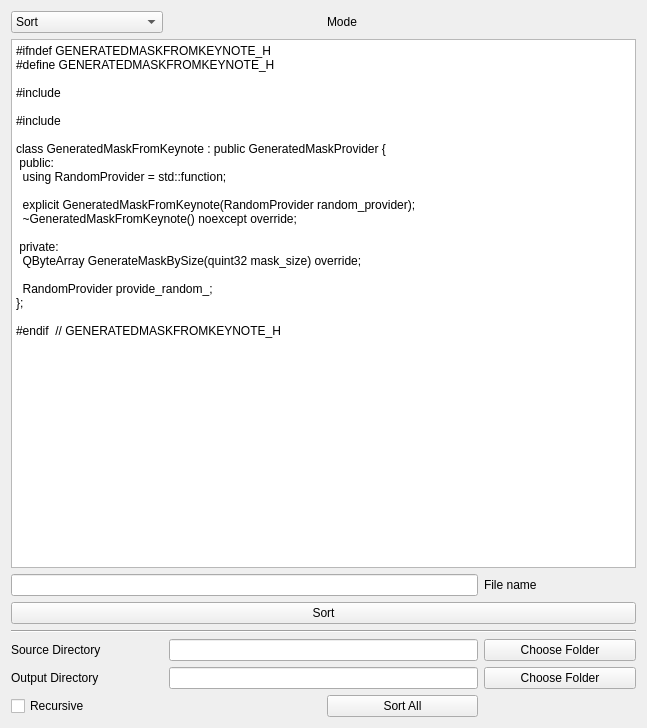
First picture: the form in mainwindow.ui, repository VoreWind/ClassMethodSorter, before the edit.
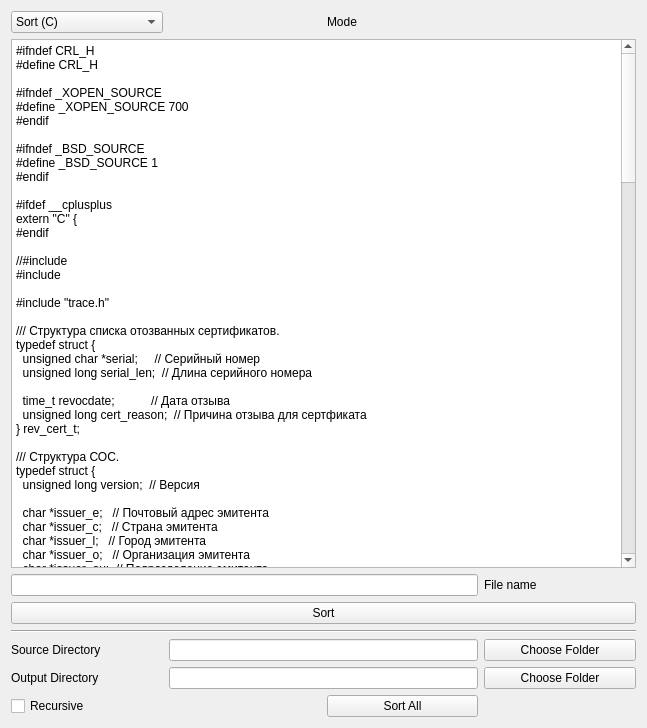
Second picture: the form after the edit.

The edit to the form file:
```diff
--- a/mainwindow.ui
+++ b/mainwindow.ui
@@ -18,7 +18,7 @@
     <item row="0" column="0">
      <widget class="QComboBox" name="mode_combo">
       <property name="currentIndex">
-       <number>0</number>
+       <number>2</number>
       </property>
       <item>
        <property name="text">
@@ -96,27 +96,149 @@
     <item row="1" column="0" colspan="4">
      <widget class="QPlainTextEdit" name="segment_text_edit">
       <property name="plainText">
-       <string>#ifndef GENERATEDMASKFROMKEYNOTE_H
-#define GENERATEDMASKFROMKEYNOTE_H
+       <string>#ifndef CRL_H
+#define CRL_H
 
-#include &lt;generatedmaskprovider.h&gt;
+#ifndef _XOPEN_SOURCE
+#define _XOPEN_SOURCE 700
+#endif
 
-#include &lt;functional&gt;
+#ifndef _BSD_SOURCE
+#define _BSD_SOURCE 1
+#endif
 
-class GeneratedMaskFromKeynote : public GeneratedMaskProvider {
- public:
-  using RandomProvider = std::function&lt;void(int, QByteArray&amp;)&gt;;
+#ifdef __cplusplus
+extern &quot;C&quot; {
+#endif
 
-  explicit GeneratedMaskFromKeynote(RandomProvider random_provider);
-  ~GeneratedMaskFromKeynote() noexcept override;
+//#include &lt;def.h&gt;
+#include &lt;time.h&gt;
 
- private:
-  QByteArray GenerateMaskBySize(quint32 mask_size) override;
+#include &quot;trace.h&quot;
 
-  RandomProvider provide_random_;
-};
+/// Структура списка отозванных сертификатов.
+typedef struct {
+  unsigned char *serial;     // Серийный номер
+  unsigned long serial_len;  // Длина серийного номера
 
-#endif  // GENERATEDMASKFROMKEYNOTE_H
+  time_t revocdate;           // Дата отзыва
+  unsigned long cert_reason;  // Причина отзыва для сертфиката
+} rev_cert_t;
+
+/// Структура СОС.
+typedef struct {
+  unsigned long version;  // Версия
+
+  char *issuer_e;   // Почтовый адрес эмитента
+  char *issuer_c;   // Страна эмитента
+  char *issuer_l;   // Город эмитента
+  char *issuer_o;   // Организация эмитента
+  char *issuer_ou;  // Подразделение эмитента
+  char *issuer_cn;  // Полное имя эмитента
+
+  time_t thisupdate;  // Дата выпуска
+  time_t nextupdate;  // Дата следующего выпуска
+
+  rev_cert_t *rev_certs;  // Список отозванных сертификатов
+  unsigned long rev_count;  // Количество сертификатов в списке
+
+  unsigned long long crlNumber;      // Порядковый номер crl
+  unsigned long long crlBaseNumber;  // Базовый номер crl
+
+  size_t reasons;
+
+  cert_ext_t *crl_exts;  // Расширения сертификата
+  unsigned long ext_count;  // Количество расширений сертификата
+
+  unsigned char *sign;     // Подпись
+  unsigned long sign_len;  // Длина подписи
+
+  char *sign_alg_id;  // Алгоритм подписи
+
+} crl_t;
+
+/// \param   *crl_exts структура расширений СОС.
+/// \brief   Очищает структуру списка отозванных сертификатов.
+void free_crl_ext(cert_ext_t *crl_exts);
+
+/// \param   *rev_cert структура списка отозванных сертификатов.
+/// \brief   Очищает структуру списка отозванных сертификатов.
+void free_rev_cert(rev_cert_t *rev_cert);
+
+/// \param   *crl структура списка отозванных сертификатов.
+/// \brief   Очищает структуру списка отозванных сертификатов.
+void free_crl(crl_t *crl);
+
+/// \param   *digital_crl двоичный СОС.
+/// \param   digital_crl_size длина СОС.
+/// \param   *crl структура разобранного СОС.
+/// \return  0 в случае успеха, иначе код ошибки.
+/// \brief   Раскодрует СОС и заполняет структуру СОС.
+int parse_crl(const unsigned char *digital_crl,
+              size_t digital_crl_size,
+              crl_t *crl);
+
+/// \param   *digital_crl двоичный СОС.
+/// \param   digital_crl_size длина СОС.
+/// \param   **signature подпись.
+/// \param   *signature_size длина подписи.
+/// \param   **crl_verify_blob двоичная часть проверяемого СОС.
+/// \param   *crl_verify_blob_size длина части проверяемого СОС.
+/// \return  0 в случае успеха, иначе код ошибки.
+/// \brief   Получает проверяемую часть и подпис СОС.
+int get_tbs_crl(const unsigned char *digial_crl,
+                size_t digital_crl_size,
+                unsigned char **signature,
+                size_t *signature_size,
+                unsigned char **crl_verify_blob,
+                size_t *crl_verify_blob_size);
+
+/// \param   *digital_cert двоичная часть сертификата.
+/// \param   digital_cert_size длина двоичной части сертификата.
+/// \param   *crl структура СОС.
+/// \param   **tbs_crl_blob двоичная часть СОС.
+/// \param   *tbs_crl_blob_size длина двоичной части СОС.
+/// \return  0 в случае успеха, иначе код ошибки.
+/// \brief   Cоздает подписываемую часть СОС.
+int create_tbs_crl(const unsigned char *digital_cert,
+                   size_t digital_cert_size,
+                   crl_t *crl,
+                   unsigned char **tbs_crl_blob,
+                   size_t *tbs_crl_blob_size);
+
+/// \param   *digital_cert двоичная часть сертификата.
+/// \param   digital_cert_size длина двоичной части сертификата.
+/// \param   *crl структура СОС.
+/// \param   *signature подпись.
+/// \param   signature_size длина подписи.
+/// \param   **digital_crl двоичная часть СОС.
+/// \param   *digital_crl_size длина двоичной части СОС.
+/// \return  0 в случае успеха, иначе код ошибки.
+/// \brief   Cоздает СОС с добавлением подписи над TBS базой СОС.
+int create_crl(const unsigned char *digital_cert,
+               size_t digital_cert_size,
+               crl_t *crl,
+               unsigned char *signature,
+               size_t signature_size,
+               unsigned char **digital_crl,
+               size_t *digital_crl_size);
+
+/// \param   *ctx контекст для АСН структуры.
+/// \param   *digital_cert двоичная часть сертификата.
+/// \param   digital_cert_size длина двоичной части сертификата.
+/// \param   *crl структура СОС.
+/// \return  0 в случае успеха, иначе код ошибки.
+/// \brief   Записывает данные в АСН структуру СОС.
+int make_tbs_crl(void *ctx_ptr,
+                 const unsigned char *digital_cert,
+                 size_t digital_cert_size,
+                 crl_t *crl);
+
+#ifdef __cplusplus
+}  // extern &quot;C&quot;
+#endif
+
+#endif  // CRL_H
 </string>
       </property>
      </widget>
```
